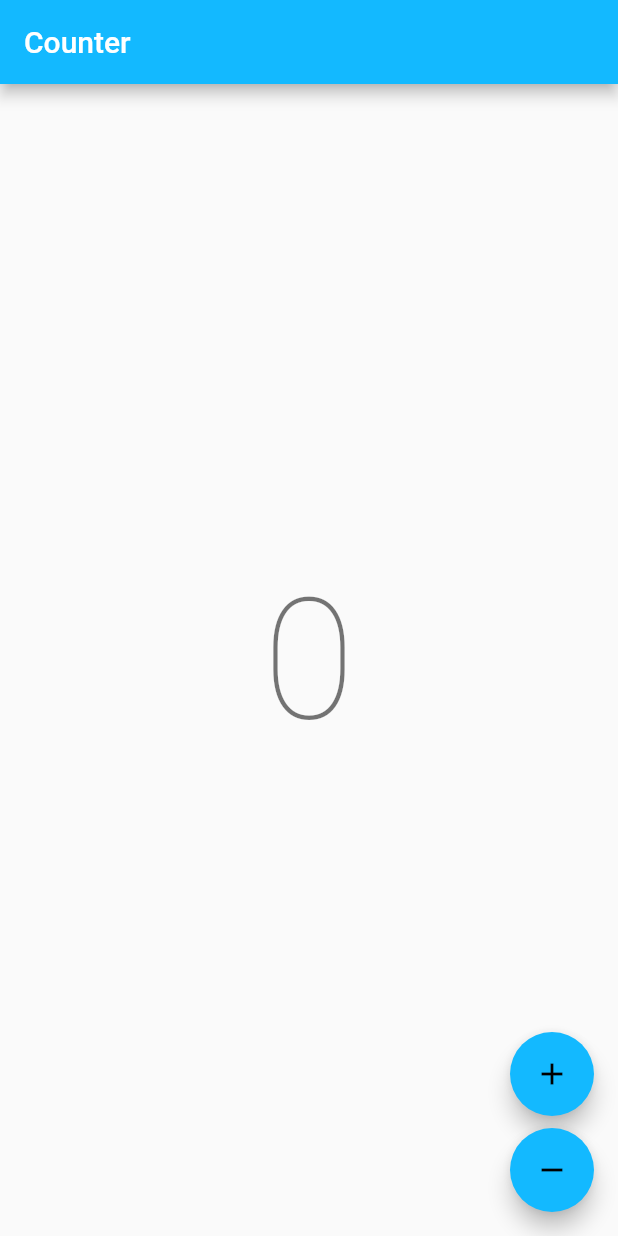
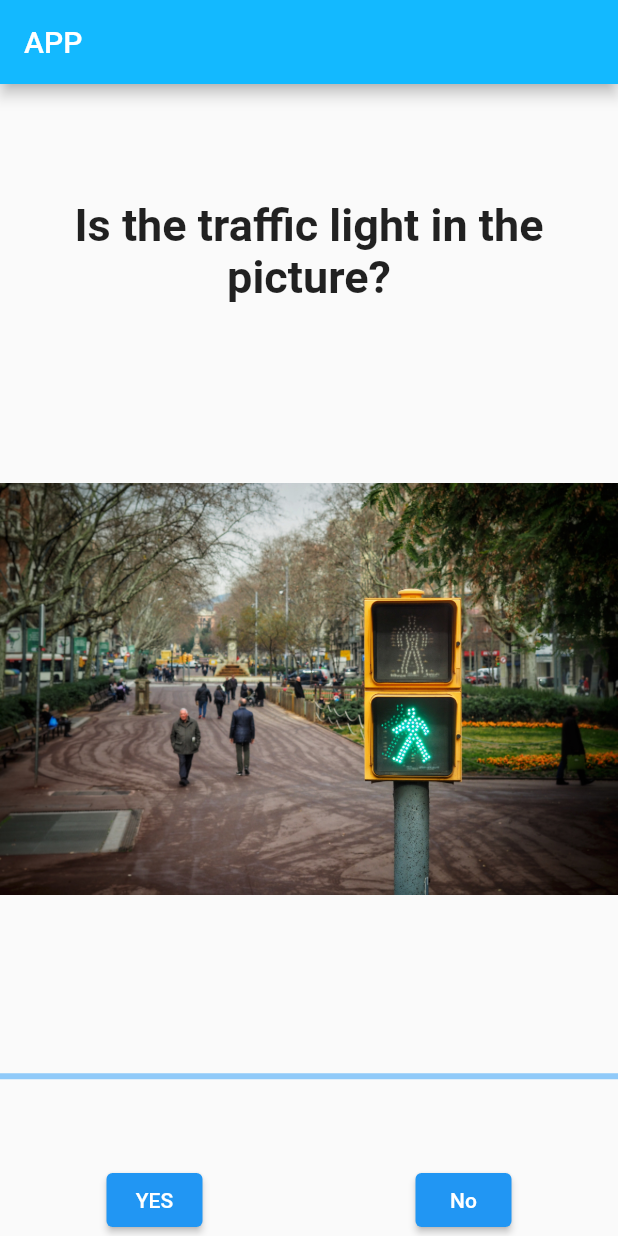
Before and after one commit to ni-edu/samarkand, a Flutter app: the screen it shows after launch, on a phone screen of 412 x 824 dp. Run offline on Flutter 3.47's test engine with Material 2 defaults, Android fonts, the phone set to English and light mode, and no system bars; our stand-ins replace bloc, equatable, flutter_bloc, tuple; generated files the repository leaves out were written again.

Commit message:
finished logic for traffic light page

```diff
--- a/samarkand/lib/app/view/app.dart
+++ b/samarkand/lib/app/view/app.dart
@@ -6,9 +6,12 @@
 // https://opensource.org/licenses/MIT.
 
 import 'package:flutter/material.dart';
+import 'package:flutter_bloc/flutter_bloc.dart';
 import 'package:flutter_localizations/flutter_localizations.dart';
 import 'package:samarkand/counter/counter.dart';
 import 'package:samarkand/l10n/l10n.dart';
+import 'package:samarkand/traffic_light/bloc/traffic_light_page_bloc.dart';
+import 'package:samarkand/traffic_light/traffic_light_page.dart';
 
 class App extends StatelessWidget {
   const App({Key? key}) : super(key: key);
@@ -27,7 +30,10 @@ class App extends StatelessWidget {
         GlobalMaterialLocalizations.delegate,
       ],
       supportedLocales: AppLocalizations.supportedLocales,
-      home: const CounterPage(),
+      home: BlocProvider<TrafficLightPageBloc>(
+          create: (context) =>
+              TrafficLightPageBloc()..add(TrafficLightPageInit()),
+          child: const TrafficLightPage()),
     );
   }
 }
--- /dev/null
+++ b/samarkand/lib/traffic_light/bloc/traffic_light_page_bloc.dart
@@ -0,0 +1,45 @@
+import 'dart:async';
+import 'dart:math';
+
+import 'package:equatable/equatable.dart';
+import 'package:flutter_bloc/flutter_bloc.dart';
+import 'package:samarkand/traffic_light/helper/image_map.dart';
+import 'package:tuple/tuple.dart';
+
+part 'traffic_light_page_event.dart';
+
+part 'traffic_light_page_state.dart';
+
+class TrafficLightPageBloc
+    extends Bloc<TrafficLightPageEvent, TrafficLightPageState> {
+  TrafficLightPageBloc() : super(TrafficLightPageLoading()) {
+    on<TrafficLightPageInit>((event, emit) {
+      final randomImage = ImageMap.data.keys
+          .toList()[_random.nextInt(ImageMap.data.keys.length)];
+      emit(TrafficLightPageLoaded(
+          image: Tuple2(randomImage, ImageMap.data[randomImage]!),
+          answers: const []));
+    });
+    on<TrafficLightPageNextImage>((event, emit) {
+      if (state is! TrafficLightPageLoaded) return;
+      final currState = state as TrafficLightPageLoaded;
+      if (currState.answers.length >= 3 &&
+          currState.answers.every((element) => element)) {
+        emit(TrafficLightPageSuccess());
+        return;
+      } else if (currState.answers.length >= 3) {
+        emit(TrafficLightPageFail());
+        return;
+      }
+      final randomImage = ImageMap.data.keys
+          .toList()[_random.nextInt(ImageMap.data.keys.length)];
+      print(randomImage);
+      final newAnswers = List<bool>.from(currState.answers)..add(event.answer);
+      emit(TrafficLightPageLoaded(
+          image: Tuple2(randomImage, ImageMap.data[randomImage]!),
+          answers: newAnswers));
+    });
+  }
+
+  static final Random _random = Random();
+}
--- /dev/null
+++ b/samarkand/lib/traffic_light/bloc/traffic_light_page_event.dart
@@ -0,0 +1,19 @@
+part of 'traffic_light_page_bloc.dart';
+
+abstract class TrafficLightPageEvent extends Equatable {
+  const TrafficLightPageEvent();
+}
+
+class TrafficLightPageInit extends TrafficLightPageEvent {
+  @override
+  List<Object?> get props => [];
+}
+
+class TrafficLightPageNextImage extends TrafficLightPageEvent {
+  const TrafficLightPageNextImage({required this.answer});
+
+  final bool answer;
+
+  @override
+  List<Object?> get props => [answer];
+}
--- /dev/null
+++ b/samarkand/lib/traffic_light/bloc/traffic_light_page_state.dart
@@ -0,0 +1,36 @@
+part of 'traffic_light_page_bloc.dart';
+
+abstract class TrafficLightPageState extends Equatable {
+  const TrafficLightPageState();
+}
+
+class TrafficLightPageLoading extends TrafficLightPageState {
+  @override
+  List<Object> get props => [];
+}
+
+class TrafficLightPageLoaded extends TrafficLightPageState {
+  const TrafficLightPageLoaded({
+    required this.image,
+    required this.answers,
+  });
+
+  final Tuple2<String, bool> image;
+  final List<bool> answers;
+
+  @override
+  List<Object> get props => [
+        image,
+        answers,
+      ];
+}
+
+class TrafficLightPageSuccess extends TrafficLightPageState {
+  @override
+  List<Object?> get props => [];
+}
+
+class TrafficLightPageFail extends TrafficLightPageState {
+  @override
+  List<Object?> get props => [];
+}
--- /dev/null
+++ b/samarkand/lib/traffic_light/helper/image_map.dart
@@ -0,0 +1,9 @@
+class ImageMap {
+  static Map<String, bool> data = {
+  'assets/traffic_lights/traffic_light1.jpg':true,
+  'assets/traffic_lights/traffic_light2.jpg':true,
+  'assets/traffic_lights/traffic_light3.jpg':true,
+  'assets/traffic_lights/no_traffic_lights1.jpg':false,
+  'assets/traffic_lights/no_traffic_lights2.jpg':false,
+  };
+}
--- /dev/null
+++ b/samarkand/lib/traffic_light/traffic_light_page.dart
@@ -0,0 +1,74 @@
+import 'package:flutter/cupertino.dart';
+import 'package:flutter/material.dart';
+import 'package:flutter_bloc/flutter_bloc.dart';
+import 'package:samarkand/traffic_light/bloc/traffic_light_page_bloc.dart';
+
+class TrafficLightPage extends StatelessWidget {
+  const TrafficLightPage({Key? key}) : super(key: key);
+
+  @override
+  Widget build(BuildContext context) {
+    return Scaffold(
+      appBar: AppBar(title: Text('APP')),
+      body: BlocBuilder<TrafficLightPageBloc, TrafficLightPageState>(
+        builder: (context, state) {
+          if (state is TrafficLightPageLoading) {
+            return const CircularProgressIndicator();
+          } else if (state is TrafficLightPageLoaded) {
+            return Center(
+                child: Column(
+              mainAxisAlignment: MainAxisAlignment.spaceBetween,
+              children: [
+                const SizedBox(
+                  height: 20,
+                ),
+                const Text(
+                  'Is the traffic light in the picture?',
+                  style: TextStyle(
+                    fontWeight: FontWeight.bold,
+                    fontSize: 30,
+                  ),
+                  textAlign: TextAlign.center,
+                ),
+                Container(
+                  height: 400,
+                  width: double.maxFinite,
+                  child: Image.asset(state.image.item1),
+                ),
+                LinearProgressIndicator(
+                  value:
+                      state.answers.isEmpty ? 0 : 1 / state.answers.length,
+                ),
+                Row(
+                  mainAxisAlignment: MainAxisAlignment.spaceAround,
+                  children: [
+                    ElevatedButton(
+                        onPressed: () {
+                          context.read<TrafficLightPageBloc>().add(
+                              TrafficLightPageNextImage(
+                                  answer: state.image.item2));
+                        },
+                        child: Text('YES')),
+                    ElevatedButton(
+                        onPressed: () {
+                          context.read<TrafficLightPageBloc>().add(
+                              TrafficLightPageNextImage(
+                                  answer: !state.image.item2));
+                        },
+                        child: Text('No'))
+                  ],
+                )
+              ],
+            ));
+          } else if (state is TrafficLightPageSuccess) {
+            return Text('Congrats!');
+          } else if (state is TrafficLightPageFail) {
+            return Text('Fail');
+          } else {
+            return const SizedBox.shrink();
+          }
+        },
+      ),
+    );
+  }
+}
--- a/samarkand/pubspec.yaml
+++ b/samarkand/pubspec.yaml
@@ -8,12 +8,14 @@ environment:
 
 dependencies:
   bloc: ^8.0.2
+  equatable: ^2.0.5
   flutter:
     sdk: flutter
   flutter_bloc: ^8.0.1
   flutter_localizations:
     sdk: flutter
   intl: ^0.17.0
+  tuple: ^2.0.1
 
 dev_dependencies:
   bloc_test: ^9.0.2
@@ -25,3 +27,6 @@ dev_dependencies:
 flutter:
   uses-material-design: true
   generate: true
+  assets:
+    - assets/traffic_lights/
+    - assets/img/
```
Also changed, not shown: samarkand/assets/traffic_lights/no_traffic_lights1.jpg (added), samarkand/assets/traffic_lights/no_traffic_lights2.jpg (added), samarkand/assets/traffic_lights/traffic_light1.jpg (added), samarkand/assets/traffic_lights/traffic_light2.jpg (added), samarkand/assets/traffic_lights/traffic_light3.jpg (added), samarkand/pubspec.lock, 1 other file.
